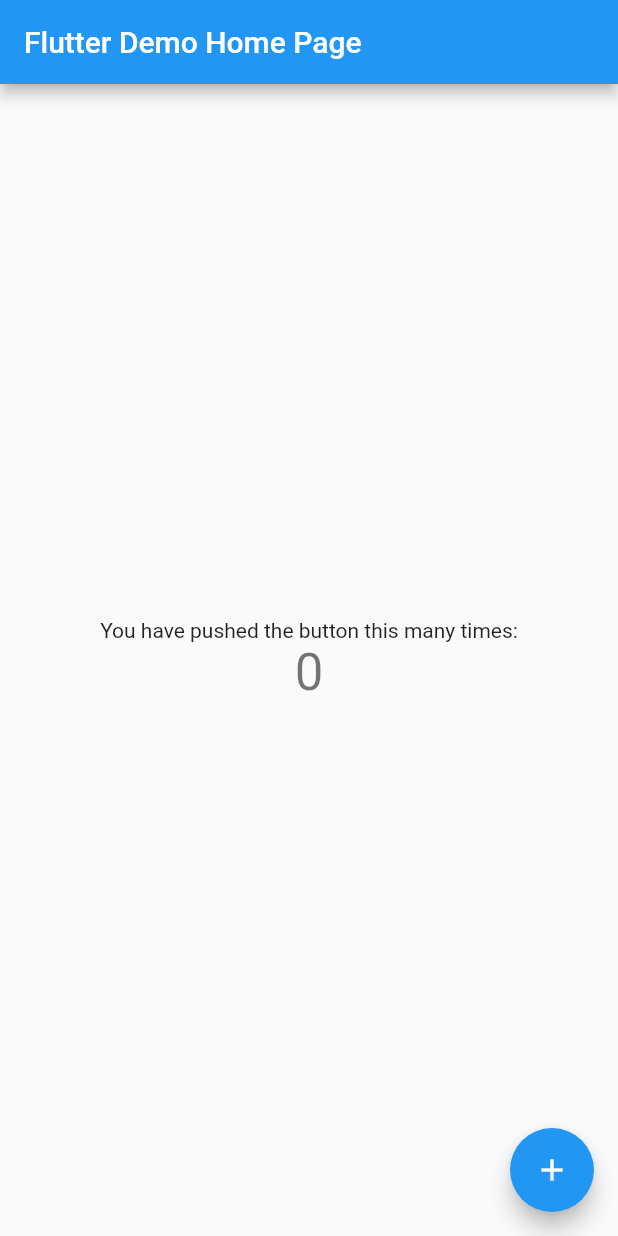
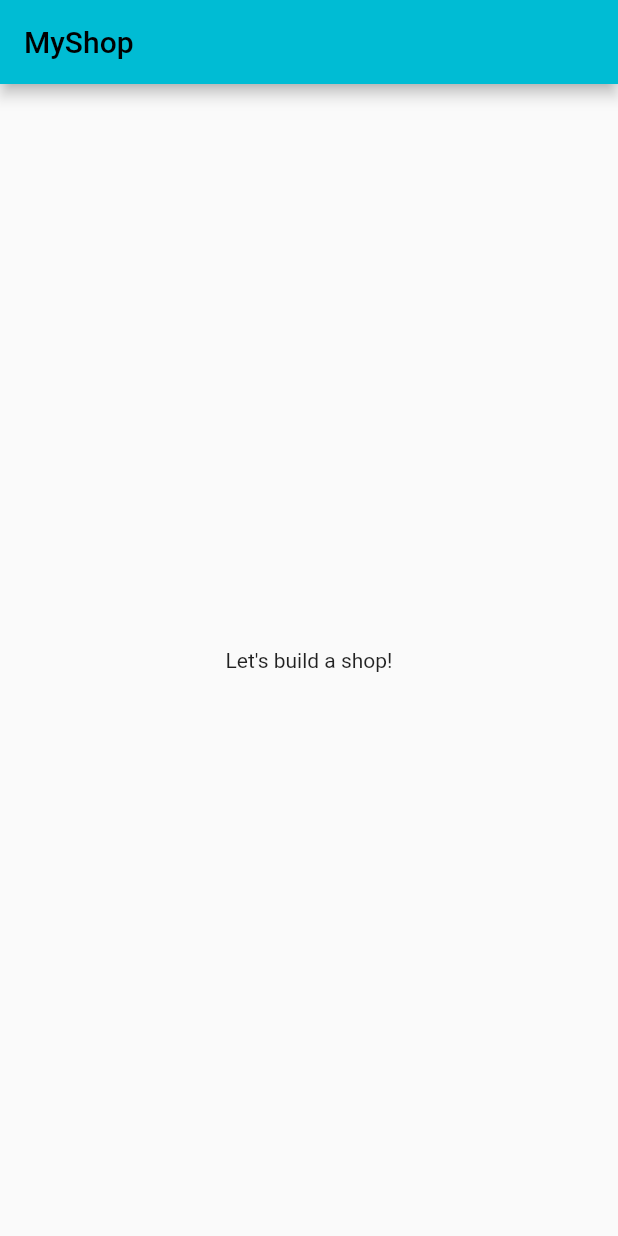
Before and after one commit to My-Personal-Flutter/Shop-App, a Flutter app: the screen it shows after launch, on a phone screen of 412 x 824 dp. Run offline on Flutter 3.47's test engine with Material 2 defaults, Android fonts, the phone set to English and light mode, and no system bars.

Commit message:
working started

```diff
--- a/lib/main.dart
+++ b/lib/main.dart
@@ -7,109 +7,30 @@ void main() {
 class MyApp extends StatelessWidget {
   const MyApp({Key? key}) : super(key: key);
 
-  // This widget is the root of your application.
   @override
   Widget build(BuildContext context) {
     return MaterialApp(
-      title: 'Flutter Demo',
+      title: 'MyShop',
       theme: ThemeData(
-        // This is the theme of your application.
-        //
-        // Try running your application with "flutter run". You'll see the
-        // application has a blue toolbar. Then, without quitting the app, try
-        // changing the primarySwatch below to Colors.green and then invoke
-        // "hot reload" (press "r" in the console where you ran "flutter run",
-        // or simply save your changes to "hot reload" in a Flutter IDE).
-        // Notice that the counter didn't reset back to zero; the application
-        // is not restarted.
-        primarySwatch: Colors.blue,
+        primarySwatch: Colors.cyan,
       ),
-      home: const MyHomePage(title: 'Flutter Demo Home Page'),
+      home: const MyHomePage(),
     );
   }
 }
 
-class MyHomePage extends StatefulWidget {
-  const MyHomePage({Key? key, required this.title}) : super(key: key);
-
-  // This widget is the home page of your application. It is stateful, meaning
-  // that it has a State object (defined below) that contains fields that affect
-  // how it looks.
-
-  // This class is the configuration for the state. It holds the values (in this
-  // case the title) provided by the parent (in this case the App widget) and
-  // used by the build method of the State. Fields in a Widget subclass are
-  // always marked "final".
-
-  final String title;
-
-  @override
-  State<MyHomePage> createState() => _MyHomePageState();
-}
-
-class _MyHomePageState extends State<MyHomePage> {
-  int _counter = 0;
-
-  void _incrementCounter() {
-    setState(() {
-      // This call to setState tells the Flutter framework that something has
-      // changed in this State, which causes it to rerun the build method below
-      // so that the display can reflect the updated values. If we changed
-      // _counter without calling setState(), then the build method would not be
-      // called again, and so nothing would appear to happen.
-      _counter++;
-    });
-  }
+class MyHomePage extends StatelessWidget {
+  const MyHomePage({Key? key}) : super(key: key);
 
   @override
   Widget build(BuildContext context) {
-    // This method is rerun every time setState is called, for instance as done
-    // by the _incrementCounter method above.
-    //
-    // The Flutter framework has been optimized to make rerunning build methods
-    // fast, so that you can just rebuild anything that needs updating rather
-    // than having to individually change instances of widgets.
     return Scaffold(
       appBar: AppBar(
-        // Here we take the value from the MyHomePage object that was created by
-        // the App.build method, and use it to set our appbar title.
-        title: Text(widget.title),
+        title: const Text('MyShop'),
       ),
-      body: Center(
-        // Center is a layout widget. It takes a single child and positions it
-        // in the middle of the parent.
-        child: Column(
-          // Column is also a layout widget. It takes a list of children and
-          // arranges them vertically. By default, it sizes itself to fit its
-          // children horizontally, and tries to be as tall as its parent.
-          //
-          // Invoke "debug painting" (press "p" in the console, choose the
-          // "Toggle Debug Paint" action from the Flutter Inspector in Android
-          // Studio, or the "Toggle Debug Paint" command in Visual Studio Code)
-          // to see the wireframe for each widget.
-          //
-          // Column has various properties to control how it sizes itself and
-          // how it positions its children. Here we use mainAxisAlignment to
-          // center the children vertically; the main axis here is the vertical
-          // axis because Columns are vertical (the cross axis would be
-          // horizontal).
-          mainAxisAlignment: MainAxisAlignment.center,
-          children: <Widget>[
-            const Text(
-              'You have pushed the button this many times:',
-            ),
-            Text(
-              '$_counter',
-              style: Theme.of(context).textTheme.headline4,
-            ),
-          ],
-        ),
+      body: const Center(
+        child: Text('Let\'s build a shop!'),
       ),
-      floatingActionButton: FloatingActionButton(
-        onPressed: _incrementCounter,
-        tooltip: 'Increment',
-        child: const Icon(Icons.add),
-      ), // This trailing comma makes auto-formatting nicer for build methods.
     );
   }
 }
```
Also changed, not shown: lib/data/products.txt (added, +34 -0 lines), lib/models/product.dart (added, +19 -0 lines), lib/screens/product_overview_screen.dart (added, +10 -0 lines).
